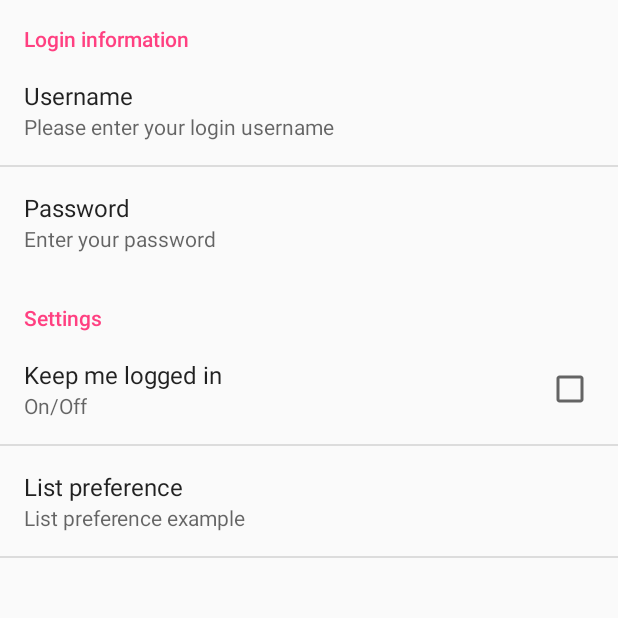
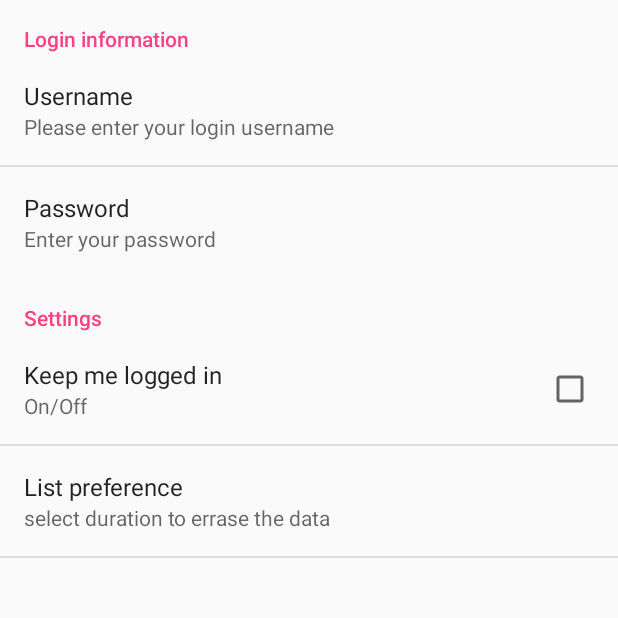
Before and after one commit to faheema/SimplyAndroidTutorials, an Android app: the screen it shows after launch (UserSettingsActivity), in the options menu, after a tap on "Settings", on a phone screen of 412 x 824 dp, the top half of it. Run offline under Robolectric (Android 15) with nearby library versions, the phone set to English and light mode, and no system bars.

Commit message:
Simple Preference Activity

```diff
--- a/SimplePreferenceActivity/app/src/main/res/layout/activity_main.xml
+++ b/SimplePreferenceActivity/app/src/main/res/layout/activity_main.xml
@@ -10,10 +10,9 @@
         android:layout_width="wrap_content"
         android:layout_height="wrap_content"
         android:textAppearance="?android:attr/textAppearanceLarge"
-        android:text="Large Text"
         android:padding="@dimen/activity_vertical_margin"
         android:id="@+id/textView"
-        android:textColor="#0000FF"
+        android:textColor="#3D4FB4"
         android:textStyle="bold"
         android:layout_alignParentTop="true"
         android:layout_alignParentLeft="true"
--- a/SimplePreferenceActivity/app/src/main/res/menu/menu.xml
+++ b/SimplePreferenceActivity/app/src/main/res/menu/menu.xml
@@ -5,10 +5,5 @@
 
         android:title="Settings" />
 
-    <item
-        android:id="@+id/emailsettings"
-
-        android:title="Email" />
-    />
 
 </menu>
--- a/SimplePreferenceActivity/app/src/main/res/values/strings.xml
+++ b/SimplePreferenceActivity/app/src/main/res/values/strings.xml
@@ -1,14 +1,14 @@
 <resources>
     <string name="app_name">SimplePreferenceActivity</string>
     <string-array name="listOptions">
-        <item>Option 1</item>
-        <item>Option 2</item>
-        <item>Option 3</item>
+        <item>Every day</item>
+        <item>Every Week</item>
+        <item>Every Month</item>
     </string-array>
 
     <string-array name="listValues">
-        <item>1 is selected</item>
-        <item>2 is selected</item>
-        <item>3 is selected</item>
+        <item>DAY</item>
+        <item>WEEK</item>
+        <item>MONTH</item>
     </string-array>
 </resources>
--- a/SimplePreferenceActivity/app/src/main/res/xml/prefes.xml
+++ b/SimplePreferenceActivity/app/src/main/res/xml/prefes.xml
@@ -25,7 +25,7 @@
             android:entries="@array/listOptions"
             android:entryValues="@array/listValues"
             android:key="listpref"
-            android:summary="List preference example"
+            android:summary="select duration to errase the data"
             android:title="List preference" />
     </PreferenceCategory>
 </PreferenceScreen>
```
Also changed, not shown: 2 other files.
